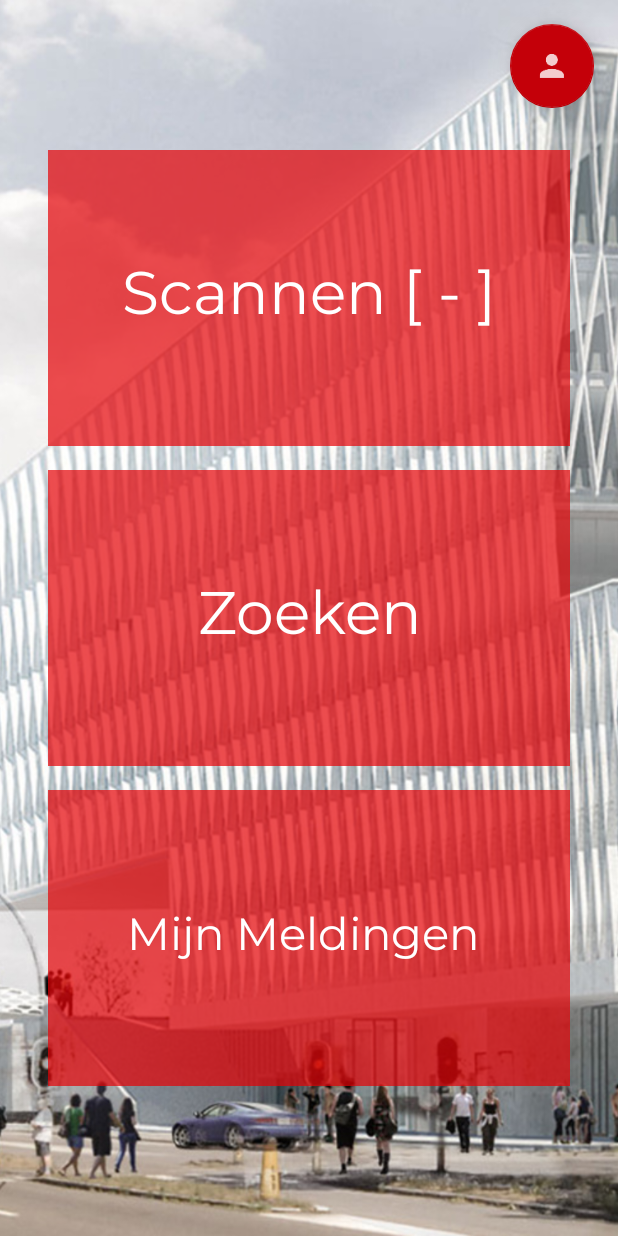
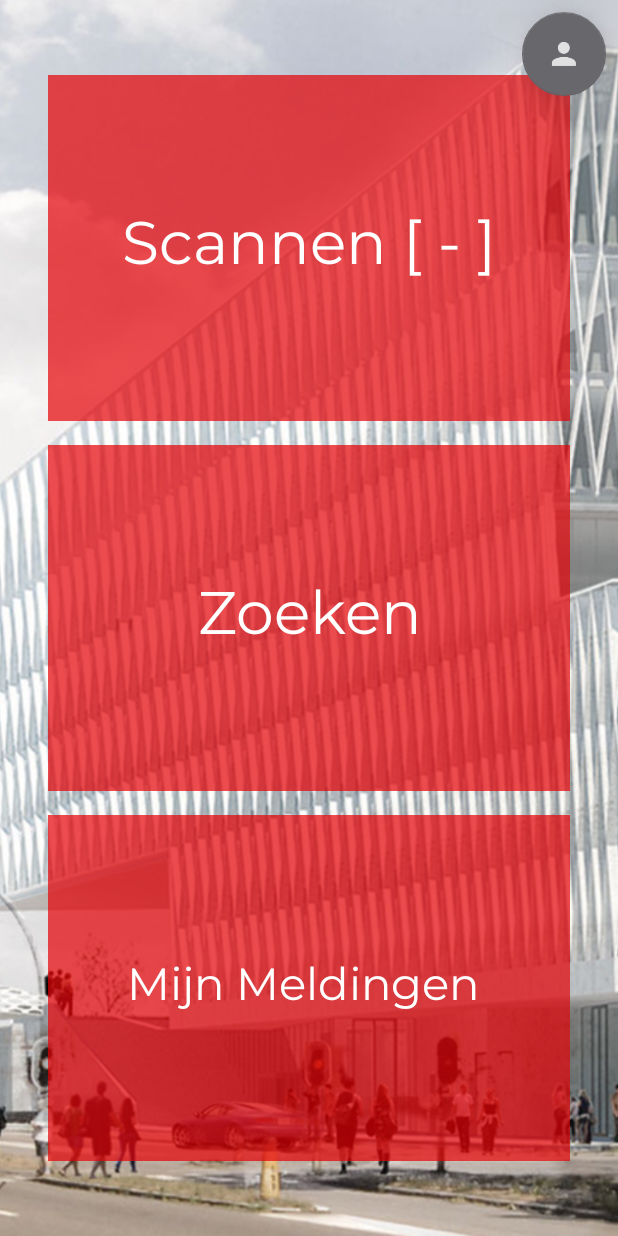
Before and after one commit to StijnDefour/APortage, an Android app: the screen it shows after launch (Overzicht), on a phone screen of 412 x 824 dp. Run offline under Robolectric (Android 15) with nearby library versions, the phone set to English and light mode, and no system bars; libraries missing offline, so code that uses them is left out: com.parse; 3 statements that could not run were skipped.

Commit message:
visuele bug fix voor overzicht

```diff
--- a/Aportage2/app/src/main/java/be/ap/edu/aportage/activities/Lokalen.java
+++ b/Aportage2/app/src/main/java/be/ap/edu/aportage/activities/Lokalen.java
@@ -66,7 +66,6 @@ public class Lokalen extends AppCompatActivity {
     }
 
     private void requestLokalenData() {
-        this.lokalenAdapter.clearLokalen();
         this.datamanger.clearAllData();
         JsonArrayRequest req = this.datamanger.createGetRequest(ApiContract.createCollectionUrlMetApi(MongoCollections.LOKALEN), MongoCollections.LOKALEN, new IVolleyCallback() {
 
--- a/Aportage2/app/src/main/java/be/ap/edu/aportage/activities/ProfielActivity.java
+++ b/Aportage2/app/src/main/java/be/ap/edu/aportage/activities/ProfielActivity.java
@@ -121,8 +121,8 @@ public class ProfielActivity extends AppCompatActivity {
     }
 
     private void slaNieuweMelderGegevensOp() {
-        //todo: update parseUser
-        //todo: doe een put request naar mlab voor de melder details
+        //todo_done: update parseUser
+        //todo_done: doe een put request naar mlab voor de melder details
 
         this.huidigeMelder.setNaam(this.et_naam.getText().toString());
         ParseUser.getCurrentUser().setUsername(this.et_mail.getText().toString());
--- a/Aportage2/app/src/main/res/layout/activity_overzicht.xml
+++ b/Aportage2/app/src/main/res/layout/activity_overzicht.xml
@@ -27,7 +27,7 @@
         android:layout_marginBottom="8dp"
         android:layout_marginEnd="32dp"
         android:layout_marginStart="32dp"
-        android:layout_marginTop="100dp"
+        android:layout_marginTop="50dp"
         app:layout_constraintBottom_toTopOf="@+id/cl-zoeken"
         app:layout_constraintEnd_toEndOf="parent"
         app:layout_constraintStart_toStartOf="parent"
@@ -111,7 +111,7 @@
         android:id="@+id/cl-meldingen"
         android:layout_width="0dp"
         android:layout_height="0dp"
-        android:layout_marginBottom="100dp"
+        android:layout_marginBottom="50dp"
         android:layout_marginEnd="32dp"
         android:layout_marginStart="32dp"
         android:layout_marginTop="8dp"
@@ -156,13 +156,13 @@
         android:id="@+id/fab_profiel"
         android:layout_width="wrap_content"
         android:layout_height="wrap_content"
-        android:layout_marginEnd="16dp"
-        android:layout_marginTop="16dp"
+        android:layout_marginEnd="8dp"
+        android:layout_marginTop="8dp"
         android:clickable="true"
         android:src="@drawable/ic_action_name"
         android:tint="@color/common_google_signin_btn_text_dark_default"
-        app:backgroundTint="@color/ap_rood"
-        app:elevation="10dp"
+        app:backgroundTint="@color/ap_grijs"
+        app:elevation="20dp"
         app:fabSize="auto"
         app:layout_constraintEnd_toEndOf="parent"
         app:layout_constraintTop_toTopOf="parent" />
--- a/Aportage2/app/src/main/res/layout/activity_profiel.xml
+++ b/Aportage2/app/src/main/res/layout/activity_profiel.xml
@@ -124,7 +124,7 @@
                 android:id="@+id/toolbar2"
                 android:layout_width="0dp"
                 android:layout_height="wrap_content"
-                android:background="@color/ap_donkerrood"
+                android:background="@color/ap_grijs"
                 android:minHeight="?attr/actionBarSize"
                 android:theme="?attr/actionBarTheme"
                 app:layout_constraintEnd_toEndOf="parent"
@@ -134,6 +134,7 @@
 
             <Button
                 android:id="@+id/btn_profiel_opslaan"
+                style="@style/ap_thema"
                 android:layout_width="0dp"
                 android:layout_height="wrap_content"
                 android:layout_marginEnd="8dp"
```
Also changed, not shown: Aportage2/app/src/main/java/be/ap/edu/aportage/managers/MyUserManager.java (+0 -34 lines), Aportage2/app/src/main/java/be/ap/edu/aportage/models/Melding.java (+1 -9 lines), Aportage2/app/src/main/res/layout/activity_login.xml (+13 -0 lines).
